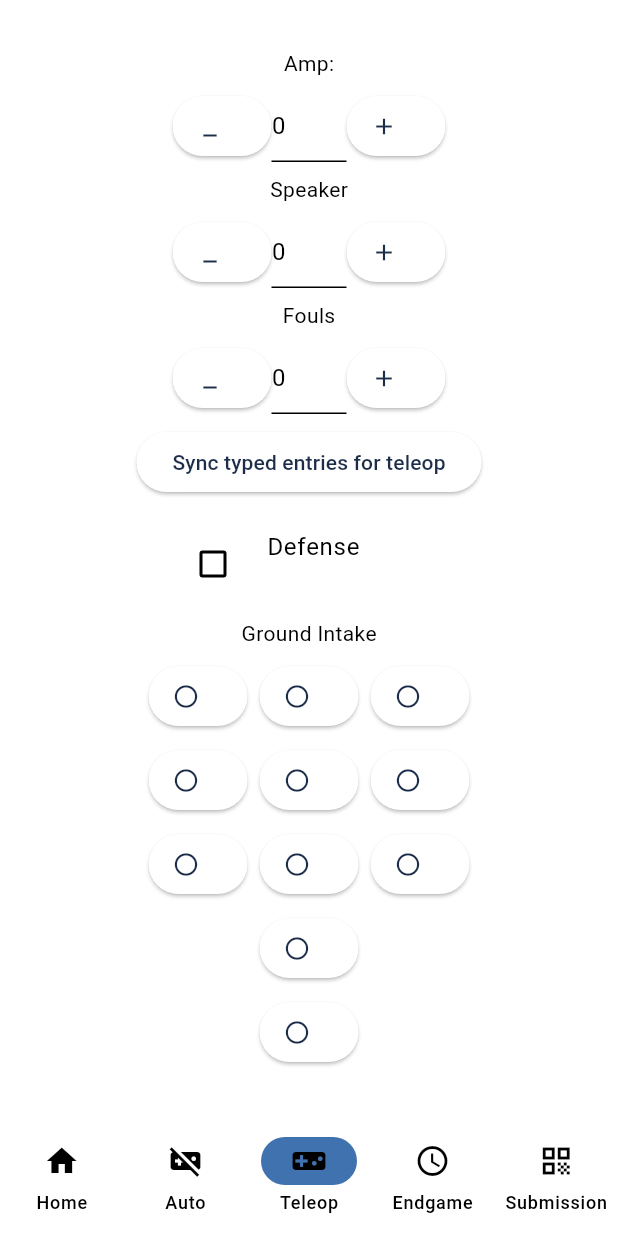
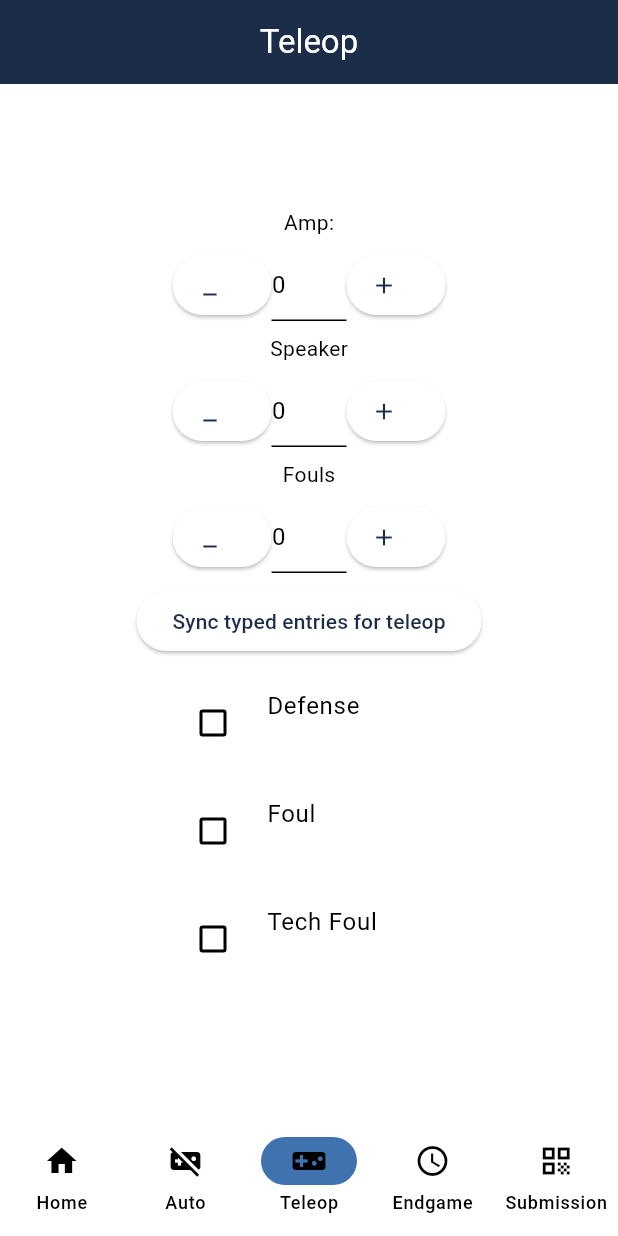
Before and after one commit to Team865/scouting_app_865_2024, a Flutter app: the screen it shows after launch, item 3 of the bottom bar chosen, on a phone screen of 412 x 824 dp. Run offline on Flutter 3.47's test engine with Material 3 defaults, Android fonts, the phone set to English and light mode, and no system bars; missing offline and left inert: gsheets; key blocks and very long unbroken strings in the code were emptied for the run.

Commit message:
Add app bar, formatting, comments

```diff
--- a/lib/pages/teleop.dart
+++ b/lib/pages/teleop.dart
@@ -4,6 +4,7 @@ import 'package:scouting_app_865_2024/components/score_counter.dart';
 import 'package:scouting_app_865_2024/util/state.dart';
 import 'package:scouting_app_865_2024/components/checkmark_button.dart';
 import 'package:scouting_app_865_2024/components/ground_intake_button.dart';
+import 'package:scouting_app_865_2024/util/themes.dart';
 
 class TeleopPage extends StatefulWidget {
   const TeleopPage({super.key});
@@ -38,7 +39,16 @@ class _TeleopPageState extends State<TeleopPage> {
 
   @override
   Widget build(BuildContext context) {
-    return Column(
+    return Scaffold(
+        appBar: AppBar(
+          title: Text(
+            'Teleop',
+            style: TextStyle(color: Colors.white),
+          ),
+          centerTitle: true,
+          backgroundColor: lightTheme.colorScheme.primary,
+        ),
+        body: Column(
             mainAxisAlignment: MainAxisAlignment.center,
             children: <Widget>[
               const Text('Amp:'),
@@ -53,14 +63,16 @@ class _TeleopPageState extends State<TeleopPage> {
               ScoreCounter(
                   scoreCounter: ScoutingAppState.teleopSpeakerScored,
                   changeValue: incrementTeleopSpeaker,
-            scoreCounterController: ScoutingAppState.teleopSpeakerController),
+                  scoreCounterController:
+                      ScoutingAppState.teleopSpeakerController),
               const SizedBox(height: 8),
               const Text('Fouls'),
               const SizedBox(height: 8),
               ScoreCounter(
                   scoreCounter: ScoutingAppState.teleopSpeakerScored,
                   changeValue: incrementTeleopSpeaker,
-            scoreCounterController: ScoutingAppState.teleopSpeakerController),
+                  scoreCounterController:
+                      ScoutingAppState.teleopSpeakerController),
               const SizedBox(height: 8),
               ElevatedButton(
                 //when pressed, updates the value for the teleop amp and speaker variables to match the text
@@ -75,7 +87,9 @@ class _TeleopPageState extends State<TeleopPage> {
                 },
               ),
               const SizedBox(height: 8),
-        Row(mainAxisAlignment: MainAxisAlignment.center, children: <Widget>[
+              Row(
+                  mainAxisAlignment: MainAxisAlignment.center,
+                  children: <Widget>[
                     Container(
                         width: 200,
                         child: CheckmarkButton(
@@ -85,70 +99,30 @@ class _TeleopPageState extends State<TeleopPage> {
                             checkboxSubtitle: '')),
                     const SizedBox(height: 8)
                   ]),
-        //ground intake grid (everything below this point)
-        const Text('Ground Intake'),
-        const SizedBox(height: 8),
-        Row(mainAxisAlignment: MainAxisAlignment.center, children: <Widget>[
-          GroundIntakeButton(
-              selected: ScoutingAppState.teleopGroundIntake1,
-              onPressed: (newValue) => setState(
-                  () => ScoutingAppState.teleopGroundIntake1 = newValue)),
-          const SizedBox(width: 8),
-          GroundIntakeButton(
-              selected: ScoutingAppState.teleopGroundIntake2,
-              onPressed: (newValue) => setState(
-                  () => ScoutingAppState.teleopGroundIntake2 = newValue)),
-          const SizedBox(width: 8),
-          GroundIntakeButton(
-              selected: ScoutingAppState.teleopGroundIntake3,
-              onPressed: (newValue) => setState(
-                  () => ScoutingAppState.teleopGroundIntake3 = newValue)),
+              Row(
+                  mainAxisAlignment: MainAxisAlignment.center,
+                  children: <Widget>[
+                    Container(
+                        width: 200,
+                        child: CheckmarkButton(
+                            isChecked: ScoutingAppState.foul,
+                            changeState: changeTeleopDefense,
+                            checkboxTitle: 'Foul',
+                            checkboxSubtitle: '')),
+                    const SizedBox(height: 8)
                   ]),
-        const SizedBox(height: 8),
-        Row(mainAxisAlignment: MainAxisAlignment.center, children: <Widget>[
-          GroundIntakeButton(
-              selected: ScoutingAppState.teleopGroundIntake4,
-              onPressed: (newValue) => setState(
-                  () => ScoutingAppState.teleopGroundIntake4 = newValue)),
-          const SizedBox(width: 8),
-          GroundIntakeButton(
-              selected: ScoutingAppState.teleopGroundIntake5,
-              onPressed: (newValue) => setState(
-                  () => ScoutingAppState.teleopGroundIntake5 = newValue)),
-          const SizedBox(width: 8),
-          GroundIntakeButton(
-              selected: ScoutingAppState.teleopGroundIntake6,
-              onPressed: (newValue) => setState(
-                  () => ScoutingAppState.teleopGroundIntake6 = newValue)),
+              Row(
+                  mainAxisAlignment: MainAxisAlignment.center,
+                  children: <Widget>[
+                    Container(
+                        width: 200,
+                        child: CheckmarkButton(
+                            isChecked: ScoutingAppState.techFoul,
+                            changeState: changeTeleopDefense,
+                            checkboxTitle: 'Tech Foul',
+                            checkboxSubtitle: '')),
+                    const SizedBox(height: 8)
                   ]),
-        const SizedBox(height: 8),
-        Row(mainAxisAlignment: MainAxisAlignment.center, children: <Widget>[
-          GroundIntakeButton(
-              selected: ScoutingAppState.teleopGroundIntake7,
-              onPressed: (newValue) => setState(
-                  () => ScoutingAppState.teleopGroundIntake7 = newValue)),
-          const SizedBox(width: 8),
-          GroundIntakeButton(
-              selected: ScoutingAppState.teleopGroundIntake8,
-              onPressed: (newValue) => setState(
-                  () => ScoutingAppState.teleopGroundIntake8 = newValue)),
-          const SizedBox(width: 8),
-          GroundIntakeButton(
-              selected: ScoutingAppState.teleopGroundIntake9,
-              onPressed: (newValue) => setState(
-                  () => ScoutingAppState.teleopGroundIntake9 = newValue)),
-        ]),
-        const SizedBox(height: 8),
-        GroundIntakeButton(
-            selected: ScoutingAppState.teleopGroundIntake10,
-            onPressed: (newValue) => setState(
-                () => ScoutingAppState.teleopGroundIntake10 = newValue)),
-        const SizedBox(height: 8),
-        GroundIntakeButton(
-            selected: ScoutingAppState.teleopGroundIntake11,
-            onPressed: (newValue) => setState(
-                () => ScoutingAppState.teleopGroundIntake11 = newValue)),
-      ],
-    );
+            ]));
   }
 }
--- a/lib/util/state.dart
+++ b/lib/util/state.dart
@@ -44,7 +44,8 @@ class ScoutingAppState extends State<ScoutingApp> {
   static bool teleopGroundIntake9 = false;
   static bool teleopGroundIntake10 = false;
   static bool teleopGroundIntake11 = false;
-
+  static bool techFoul = false;
+  static bool foul = false;
   //endgame
   static bool climb = false;
   static bool park = false;
@@ -58,6 +59,7 @@ class ScoutingAppState extends State<ScoutingApp> {
   static var nameController = TextEditingController();
   static var matchController = TextEditingController();
   static var teamController = TextEditingController();
+  static var commentsController = TextEditingController();
 
   @override
   Widget build(BuildContext context) {
```
Also changed, not shown: lib/components/radio_buttons.dart (+9 -44 lines), lib/pages/auto.dart (+20 -8 lines), lib/pages/endgame.dart (+7 -1 lines), lib/pages/home.dart (+19 -13 lines), lib/pages/submission.dart (+28 -10 lines). Lines whose indentation alone changed are shown as unchanged.
